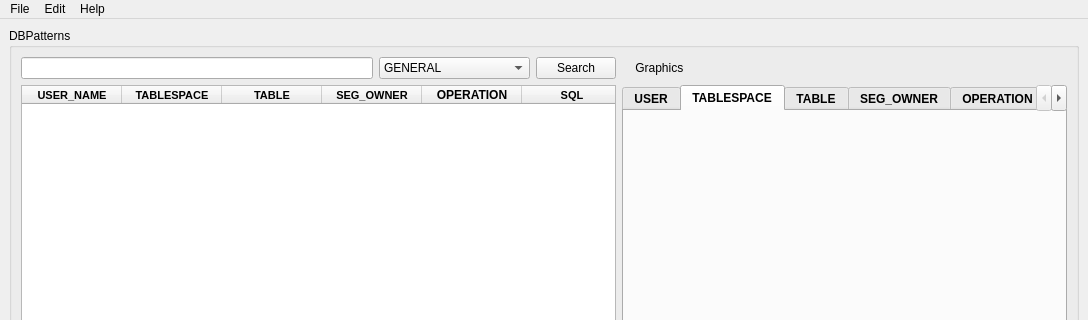
Qt form src/GUI/Patterns.ui (AdrianPrendas/LogsPrinting) before a commit; both pictures show x 0 to 1088 and y 0 to 320 of the 1088 by 585 pixel window.
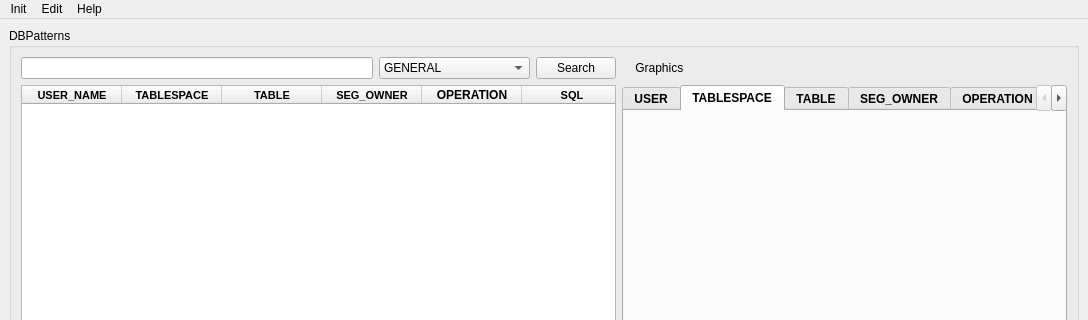
The same form after that commit. The open tabs and pages were chosen to show the change. Icons and pictures are not drawn.

Diff of the .ui file:
```diff
--- a/src/GUI/Patterns.ui
+++ b/src/GUI/Patterns.ui
@@ -385,7 +385,7 @@
    </property>
    <widget class="QMenu" name="menuFile">
     <property name="title">
-     <string>File</string>
+     <string>Init</string>
     </property>
     <addaction name="actionNew_tab"/>
     <addaction name="actionNew"/>
```
Left out of the diff: 135 changed lines with no effect on the pictures.
